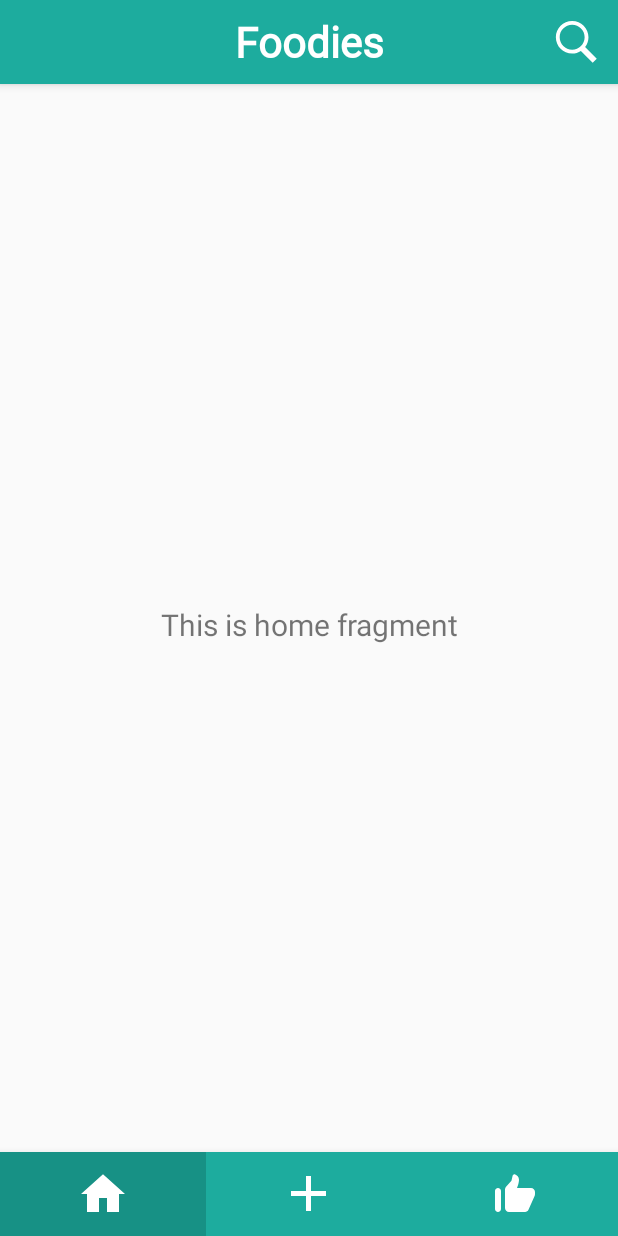
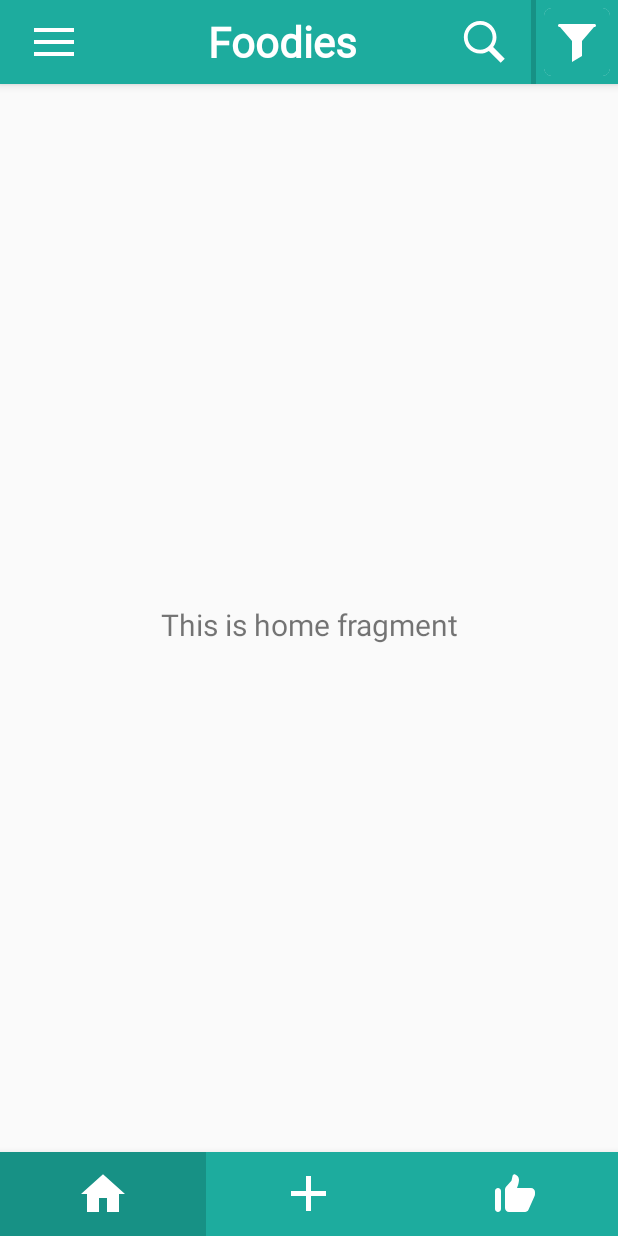
Before and after one commit to CarbonSerega/FoodiesAndroid, an Android app: the screen it shows after launch (MainActivity), on a phone screen of 412 x 824 dp. Run offline under Robolectric (Android 15) with nearby library versions, the phone set to English and light mode, and no system bars; our stand-ins replace navigation-ui.

Commit message:
designed-toolbar-and-added-filter-button

```diff
--- a/app/src/main/java/com/example/foodiesapp/MainActivity.java
+++ b/app/src/main/java/com/example/foodiesapp/MainActivity.java
@@ -1,9 +1,7 @@
 package com.example.foodiesapp;
 
 import android.os.Bundle;
-import android.view.Menu;
 import android.view.MenuItem;
-import android.widget.ImageView;
 
 import androidx.appcompat.app.ActionBar;
 import androidx.appcompat.app.AppCompatActivity;
@@ -12,6 +10,7 @@ import androidx.navigation.NavController;
 import androidx.navigation.Navigation;
 import androidx.navigation.ui.NavigationUI;
 
+import com.example.foodiesapp.utils.AppBarTuner;
 import com.google.android.material.bottomnavigation.BottomNavigationView;
 
 public class MainActivity extends AppCompatActivity {
@@ -20,40 +19,41 @@ public class MainActivity extends AppCompatActivity {
     protected void onCreate(Bundle savedInstanceState) {
         super.onCreate(savedInstanceState);
         setContentView(R.layout.activity_main);
+
         BottomNavigationView navView = findViewById(R.id.nav_view);
         NavController navController = Navigation.findNavController(this, R.id.nav_host_fragment);
         NavigationUI.setupWithNavController(navView, navController);
 
-        ActionBar toolbar = getSupportActionBar();
-        if(toolbar != null) {
-            toolbar.setDisplayOptions(ActionBar.DISPLAY_SHOW_CUSTOM);
-            toolbar.setCustomView(R.layout.app_bar);
-        }
-    }
+        ActionBar toolbar = AppBarTuner.tunedToolBar(getSupportActionBar(), R.layout.app_bar);
+        SearchView searchView =
+                AppBarTuner.tunedSearchView(toolbar, findViewById(R.id.search_view), findViewById(R.id.left_menu_icon));
 
-
-    @Override
-    public boolean onCreateOptionsMenu(Menu menu) {
-        super.onCreateOptionsMenu(menu);
-
-        getMenuInflater().inflate(R.menu.toolbar_menu, menu);
-        MenuItem item = menu.findItem(R.id.action_search);
-        SearchView searchView = (SearchView) item.getActionView();
-        searchView.setQueryHint(getResources().getString(R.string.query_hint));
         searchView.setOnQueryTextListener(new SearchView.OnQueryTextListener() {
             @Override
             public boolean onQueryTextSubmit(String query) {
-
                 return false;
             }
 
             @Override
             public boolean onQueryTextChange(String newText) {
-
-
                 return false;
             }
         });
-        return super.onCreateOptionsMenu(menu);
+    }
+
+    @Override
+    public boolean onOptionsItemSelected(MenuItem item) {
+        if (item.getItemId() == android.R.id.home) {
+            SearchView sv = findViewById(R.id.search_view);
+            if(!sv.isIconified()) {
+                sv.setQuery("", false);
+                sv.setIconified(true);
+            }
+            else {
+                //TODO
+            }
+            return true;
+        }
+        return super.onOptionsItemSelected(item);
     }
 }
--- /dev/null
+++ b/app/src/main/java/com/example/foodiesapp/utils/AppBarTuner.java
@@ -0,0 +1,40 @@
+package com.example.foodiesapp.utils;
+
+import android.view.View;
+import android.widget.ImageView;
+
+import androidx.appcompat.app.ActionBar;
+import androidx.appcompat.widget.SearchView;
+import androidx.appcompat.widget.Toolbar;
+
+import java.util.Objects;
+
+public final class AppBarTuner {
+
+    public static ActionBar tunedToolBar(ActionBar toolbar, int customViewResourceId) {
+        if(toolbar != null) {
+            toolbar.setDisplayOptions(ActionBar.DISPLAY_SHOW_CUSTOM);
+            toolbar.setCustomView(customViewResourceId);
+            Toolbar parent = (Toolbar)toolbar.getCustomView().getParent();
+            parent.setPadding(0,0,0,0);
+            parent.setContentInsetsAbsolute(0,0);
+        }
+        return toolbar;
+    }
+
+    public static SearchView tunedSearchView(ActionBar toolBar, SearchView searchView, ImageView leftMenuImageView) {
+
+        searchView.setOnSearchClickListener(v -> {
+            leftMenuImageView.setVisibility(View.INVISIBLE);
+            Objects.requireNonNull(toolBar).setDisplayHomeAsUpEnabled(true);
+        });
+
+        searchView.setOnCloseListener(() -> {
+            Objects.requireNonNull(toolBar).setDisplayHomeAsUpEnabled(false);
+            leftMenuImageView.setVisibility(View.VISIBLE);
+            return false;
+        });
+
+        return searchView;
+    }
+}
--- /dev/null
+++ b/app/src/main/res/drawable/ic_filter_icon.xml
@@ -0,0 +1,6 @@
+<vector android:height="32dp" android:viewportHeight="172"
+    android:viewportWidth="172" android:width="32dp" xmlns:android="http://schemas.android.com/apk/res/android">
+    <path android:fillColor="#000" android:fillType="nonZero"
+        android:pathData="M103.917,82.417h-35.833l-43,-50.167h121.833zM103.917,136.167l-35.833,21.5v-75.25h35.833zM148.708,32.25h-125.417c-2.867,0 -5.375,-2.508 -5.375,-5.375v0c0,-2.867 2.508,-5.375 5.375,-5.375h125.417c2.867,0 5.375,2.508 5.375,5.375v0c0,2.867 -2.508,5.375 -5.375,5.375z"  android:strokeLineCap="butt"
+        android:strokeLineJoin="miter" />
+</vector>
--- /dev/null
+++ b/app/src/main/res/drawable/ic_left_menu_icon.xml
@@ -0,0 +1,6 @@
+<vector android:height="32dp" android:viewportHeight="172"
+    android:viewportWidth="172" android:width="32dp" xmlns:android="http://schemas.android.com/apk/res/android">
+    <path android:fillColor="#000" android:fillType="nonZero"
+        android:pathData="M14.333,35.833v14.333h143.333v-14.333zM14.333,78.833v14.333h143.333v-14.333zM14.333,121.833v14.333h143.333v-14.333z" android:strokeLineCap="butt"
+        android:strokeLineJoin="miter"/>
+</vector>
--- a/app/src/main/res/layout/app_bar.xml
+++ b/app/src/main/res/layout/app_bar.xml
@@ -1,19 +1,85 @@
 <?xml version="1.0" encoding="utf-8"?>
-<LinearLayout xmlns:android="http://schemas.android.com/apk/res/android"
-    android:layout_width="wrap_content"
+
+<RelativeLayout xmlns:android="http://schemas.android.com/apk/res/android"
+    xmlns:app="http://schemas.android.com/apk/res-auto"
+    android:layout_width="match_parent"
     android:layout_height="wrap_content"
-    android:layout_gravity="center"
-    android:orientation="vertical">
+    android:layout_gravity="center_horizontal"
+    android:orientation="horizontal"
+    android:paddingStart="10dp"
+    android:paddingTop="0dp"
+    android:paddingEnd="0dp"
+    android:paddingBottom="0dp">
 
     <TextView
         android:layout_width="wrap_content"
         android:layout_height="wrap_content"
-        android:layout_gravity="center"
+        android:layout_centerVertical="true"
+        android:layout_marginStart="30dp"
+        android:layout_marginEnd="0dp"
+        android:layout_toStartOf="@+id/search_view"
+        android:layout_toEndOf="@+id/left_menu_icon"
         android:fontFamily="@font/segoe_script"
+        android:padding="0dp"
         android:text="@string/app_name"
         android:textAlignment="center"
         android:textColor="@color/colorSecondary"
         android:textSize="28sp"
         android:textStyle="bold" />
 
-</LinearLayout>
+    <ImageView
+        android:id="@+id/left_menu_icon"
+        android:layout_width="wrap_content"
+        android:layout_height="match_parent"
+        android:layout_alignParentStart="true"
+        android:layout_centerVertical="true"
+        android:layout_marginStart="10dp"
+        android:contentDescription="@string/title_left_menu"
+        android:paddingTop="0dp"
+        android:src="@drawable/ic_left_menu_icon"
+        android:tint="@color/colorSecondary" />
+
+    <androidx.appcompat.widget.SearchView
+        android:id="@+id/search_view"
+        android:layout_width="wrap_content"
+        android:layout_height="match_parent"
+        android:layout_marginEnd="3dp"
+        android:layout_toStartOf="@+id/view2"
+        android:background="@color/colorPrimary"
+        android:maxWidth="10000dp"
+        app:queryHint="@string/query_hint"
+        app:searchIcon="@drawable/ic_search_icon_small" />
+
+    <View
+        android:id="@+id/view2"
+        style="@style/Divider.Vertical"
+        android:layout_height="wrap_content"
+        android:layout_marginEnd="5dp"
+        android:layout_toStartOf="@+id/filter_card_button" />
+
+        <androidx.cardview.widget.CardView
+            android:layout_width="wrap_content"
+            android:layout_height="match_parent"
+            android:id="@+id/filter_card_button"
+            android:layout_alignParentEnd="true"
+            android:layout_marginEnd="5dp"
+            android:layout_marginTop="5dp"
+            android:layout_marginBottom="5dp"
+            android:layout_centerVertical="true"
+            app:cardCornerRadius="5dp"
+            app:cardElevation="0dp">
+
+            <ImageView
+                android:id="@+id/filter_menu_icon"
+                android:background="@color/colorPrimary"
+                android:layout_width="match_parent"
+                android:layout_height="match_parent"
+                android:contentDescription="@string/title_left_menu"
+                android:paddingTop="0dp"
+                android:paddingStart="6dp"
+                android:paddingEnd="6dp"
+                android:src="@drawable/ic_filter_icon"
+                android:tint="@color/colorSecondary" />
+
+</androidx.cardview.widget.CardView>
+</RelativeLayout>
--- a/app/src/main/res/menu/toolbar_menu.xml
+++ b/app/src/main/res/menu/toolbar_menu.xml
@@ -1,10 +1,11 @@
 <?xml version="1.0" encoding="utf-8"?>
 <menu xmlns:android="http://schemas.android.com/apk/res/android"
     xmlns:app="http://schemas.android.com/apk/res-auto">
-    <item
-        android:id="@+id/action_search"
-        android:title="@string/title_search"
-        android:icon="@drawable/ic_search_icon_small"
-        app:showAsAction="always|collapseActionView"
-        app:actionViewClass="androidx.appcompat.widget.SearchView"/>
+<!--    <item-->
+<!--        android:id="@+id/action_search"-->
+<!--        android:title="@string/title_search"-->
+<!--        android:icon="@drawable/ic_search_icon_small"-->
+<!--        app:showAsAction="always|collapseActionView"-->
+<!--        app:actionViewClass="androidx.appcompat.widget.SearchView" />-->
+
 </menu>
--- a/app/src/main/res/values/strings.xml
+++ b/app/src/main/res/values/strings.xml
@@ -8,7 +8,8 @@
 
     <!-- Toolbar menu -->
     <string name="title_search">Пошук</string>
-    <string name="query_hint">Пошук…</string>
+    <string name="query_hint">Пошук рецептів…</string>
+    <string name="title_left_menu">Меню</string>
 
     <!-- FOR GOOGLE API -->
     <string name="server_client_id">55827698592-8qj8mci54h1k0jboe3nlc1b6bsl2rl9d.apps.googleusercontent.com</string>
--- a/app/src/main/res/values/styles.xml
+++ b/app/src/main/res/values/styles.xml
@@ -7,8 +7,17 @@
         <item name="colorSecondary">@color/colorSecondary</item>
         <item name="colorAccent">@color/colorAccent</item>
     </style>
+    <style name="Divider">
+        <item name="android:background">@color/colorPrimaryDark</item>
+    </style>
 
+    <style name="Divider.Horizontal" parent="Divider">
+        <item name="android:layout_width">match_parent</item>
+        <item name="android:layout_height">1dp</item>
+    </style>
 
-
-
+    <style name="Divider.Vertical" parent="Divider">
+        <item name="android:layout_width">3dp</item>
+        <item name="android:layout_height">match_parent</item>
+    </style>
 </resources>
```
